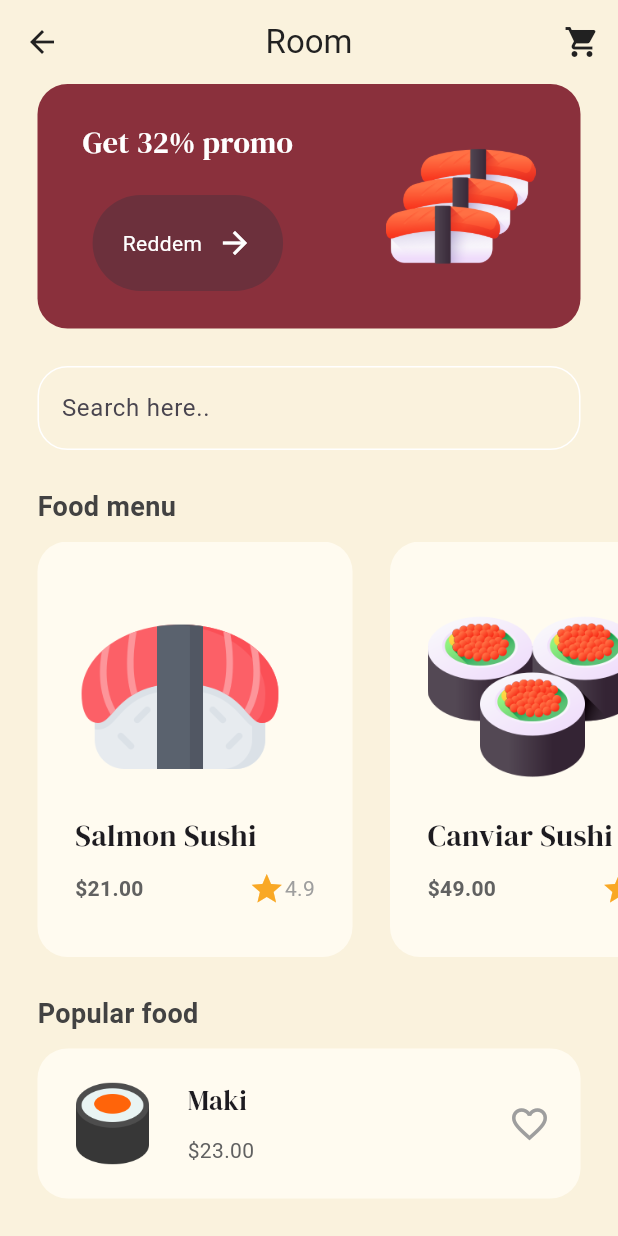
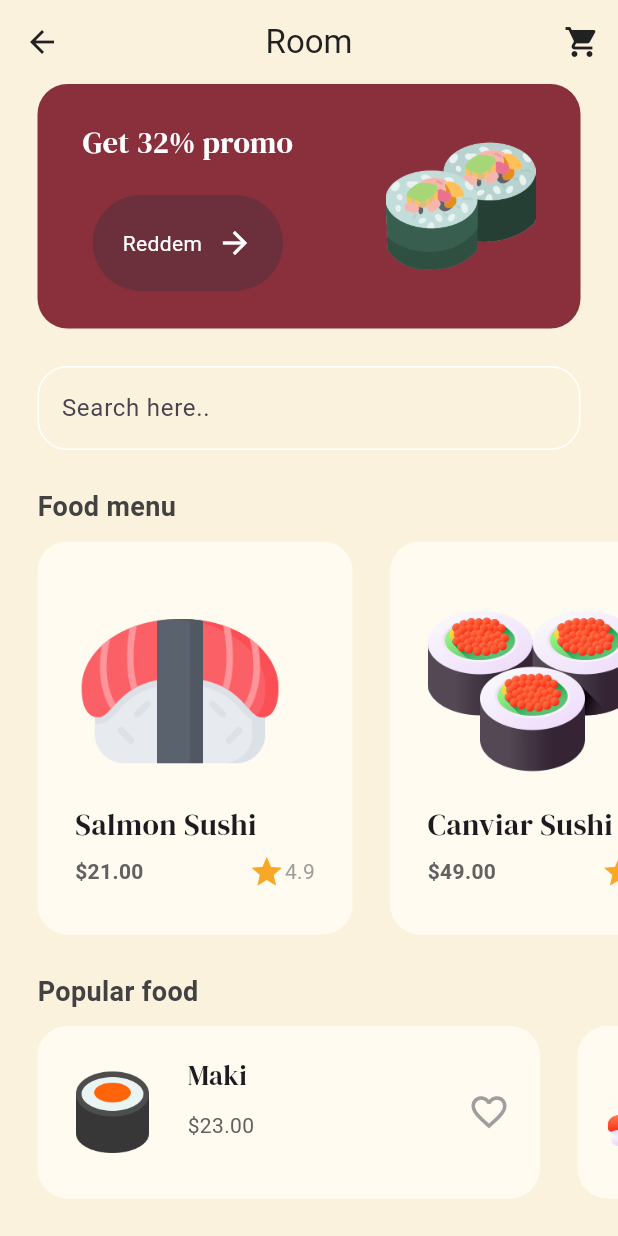
Before and after one commit to neketta300/sushi_shop, a Flutter app: the MenuPageWidget screen opened by its route, on a phone screen of 412 x 824 dp. Run offline on Flutter 3.47's test engine with Material 3 defaults, Android fonts, the phone set to English and light mode, and no system bars; our stand-ins replace firebase_auth, firebase_core, google_fonts; missing offline and left inert: dart:ffi; accounts and stored records are empty; network calls fail.

Commit message:
cursor selecter style + fix login bug + scroll popular food + promo food button add

```diff
--- a/lib/components/food_tile.dart
+++ b/lib/components/food_tile.dart
@@ -84,3 +84,81 @@ class FoodMenuTile extends StatelessWidget {
     );
   }
 }
+
+class PopularFoodTile extends StatelessWidget {
+  final Food food;
+  final void Function()? onTap;
+
+  const PopularFoodTile({
+    super.key,
+    required this.food,
+    required this.onTap,
+  });
+
+  @override
+  Widget build(BuildContext context) {
+    return Container(
+      constraints: const BoxConstraints(minWidth: 335),
+      decoration: BoxDecoration(
+        color: foodTileColor /*Colors.grey[100]*/,
+        borderRadius: BorderRadius.circular(20),
+      ),
+      margin: const EdgeInsets.only(left: 25, bottom: 25),
+      child: Material(
+        color: Colors.transparent,
+        child: InkWell(
+          onTap: onTap,
+          borderRadius: BorderRadius.circular(20),
+          child: Padding(
+            padding: const EdgeInsets.all(20),
+            child: Row(
+              mainAxisAlignment: MainAxisAlignment.spaceBetween,
+              children: [
+                // image
+                Row(
+                  children: [
+                    Image.asset(
+                      food.image,
+                      height: 60,
+                    ),
+
+                    const SizedBox(
+                      width: 20,
+                    ),
+                    // name and price
+                    Column(
+                      crossAxisAlignment: CrossAxisAlignment.start,
+                      children: [
+                        // name
+                        Text(
+                          food.name,
+                          style: GoogleFonts.dmSerifDisplay(fontSize: 18),
+                        ),
+                        const SizedBox(
+                          height: 10,
+                        ),
+
+                        // price
+                        Text(
+                          '\$' + food.price,
+                          style: TextStyle(
+                            color: Colors.grey[700],
+                          ),
+                        ),
+                      ],
+                    ),
+                  ],
+                ),
+                const Icon(
+                  Icons.favorite_outline,
+                  color: Colors.grey,
+                  size: 28,
+                )
+              ],
+            ),
+          ),
+        ),
+      ),
+    );
+  }
+}
--- a/lib/models/shop.dart
+++ b/lib/models/shop.dart
@@ -34,10 +34,13 @@ class Shop extends ChangeNotifier {
     ),
   ];
 
+  final Food _promoFood = Food(
+      name: 'Green Maki', price: '37.00', image: Images.twoMaki, rating: '4.1');
   // customer cart
   List<Food> _cart = [];
 
   //getter methods
+  Food get promoFood => _promoFood;
   List<Food> get foodMenu => _foodMenu;
   List<Food> get cart => _cart;
   List<Food> get popularFoodMenu => _popularFoodMenu;
--- a/lib/pages/menu_page.dart
+++ b/lib/pages/menu_page.dart
@@ -8,6 +8,8 @@ import 'package:sushi_shop/pages/food_details_page.dart';
 import 'package:sushi_shop/resources/resources.dart';
 import 'package:sushi_shop/theme/colors.dart';
 
+enum TypeMenu { foodMenu, popularFood, promoFood }
+
 class MenuPageWidget extends StatefulWidget {
   const MenuPageWidget({super.key});
 
@@ -17,11 +19,11 @@ class MenuPageWidget extends StatefulWidget {
 
 class _MenuPageWidgetState extends State<MenuPageWidget> {
   // navigate to food item details page
-  void navigateToFoodDetails(int index) {
+  void navigateToFoodDetails(int index, TypeMenu menu) {
     //get the shop and its menu
     final shop = context.read<Shop>();
+    if (menu == TypeMenu.foodMenu) {
       final foodMenu = shop.foodMenu;
-
       Navigator.push(
         context,
         MaterialPageRoute(
@@ -30,6 +32,27 @@ class _MenuPageWidgetState extends State<MenuPageWidget> {
           ),
         ),
       );
+    } else if (menu == TypeMenu.popularFood) {
+      final popularFoodMenu = shop.popularFoodMenu;
+      Navigator.push(
+        context,
+        MaterialPageRoute(
+          builder: (context) => FoodDetailsPage(
+            food: popularFoodMenu[index],
+          ),
+        ),
+      );
+    } else if (menu == TypeMenu.promoFood) {
+      final promoFood = shop.promoFood;
+      Navigator.push(
+        context,
+        MaterialPageRoute(
+          builder: (context) => FoodDetailsPage(
+            food: promoFood,
+          ),
+        ),
+      );
+    }
   }
 
   @override
@@ -37,6 +60,8 @@ class _MenuPageWidgetState extends State<MenuPageWidget> {
     //get the shop and its menu
     final shop = context.read<Shop>();
     final foodMenu = shop.foodMenu;
+    final popularFood = shop.popularFoodMenu;
+    final promoFood = shop.promoFood;
     return Scaffold(
       backgroundColor: backGroungColor /*Colors.grey[300]*/,
       appBar: AppBar(
@@ -52,7 +77,7 @@ class _MenuPageWidgetState extends State<MenuPageWidget> {
           'Room',
         ),
         actions: [
-          // cart button
+          // cart buttonx
           IconButton(
               onPressed: () {
                 Navigator.pushNamed(context, '/cartpage');
@@ -60,7 +85,9 @@ class _MenuPageWidgetState extends State<MenuPageWidget> {
               icon: const Icon(Icons.shopping_cart))
         ],
       ),
-      body: Column(crossAxisAlignment: CrossAxisAlignment.start, children: [
+      body: Column(
+        crossAxisAlignment: CrossAxisAlignment.start,
+        children: [
           // promo banner
           Container(
             margin: const EdgeInsets.symmetric(horizontal: 25),
@@ -82,11 +109,14 @@ class _MenuPageWidgetState extends State<MenuPageWidget> {
                       height: 20,
                     ),
                     // redeem button
-                  MyPrimaryButton(text: 'Reddem', onTap: () {}),
+                    MyPrimaryButton(
+                        text: 'Reddem',
+                        onTap: () =>
+                            navigateToFoodDetails(0, TypeMenu.promoFood)),
                   ],
                 ),
                 Image.asset(
-                Images.threePhiladelphmeiSushi,
+                  promoFood.image,
                   height: 100,
                 )
               ],
@@ -139,7 +169,7 @@ class _MenuPageWidgetState extends State<MenuPageWidget> {
               itemCount: foodMenu.length,
               itemBuilder: (context, index) => FoodMenuTile(
                 food: foodMenu[index],
-              onTap: () => navigateToFoodDetails(index),
+                onTap: () => navigateToFoodDetails(index, TypeMenu.foodMenu),
               ),
             ),
           ),
@@ -165,60 +195,78 @@ class _MenuPageWidgetState extends State<MenuPageWidget> {
             height: 10,
           ),
 
-        Container(
-          decoration: BoxDecoration(
-            color: foodTileColor /*Colors.grey[100]*/,
-            borderRadius: BorderRadius.circular(20),
-          ),
-          margin: const EdgeInsets.only(left: 25, right: 25, bottom: 25),
-          padding: const EdgeInsets.all(20),
+          SizedBox(
+            height:
+                140, // Высота, достаточная для размещения каждого PopularFoodTile
+            child: SingleChildScrollView(
+              scrollDirection: Axis.horizontal,
               child: Row(
-            mainAxisAlignment: MainAxisAlignment.spaceBetween,
-            children: [
-              // image
-              Row(
-                children: [
-                  Image.asset(
-                    Images.maki,
-                    height: 60,
-                  ),
-
-                  const SizedBox(
-                    width: 20,
-                  ),
-                  // name and price
-                  Column(
-                    crossAxisAlignment: CrossAxisAlignment.start,
-                    children: [
-                      // name
-                      Text(
-                        "Maki",
-                        style: GoogleFonts.dmSerifDisplay(fontSize: 18),
-                      ),
-                      const SizedBox(
-                        height: 10,
-                      ),
-
-                      // price
-                      Text(
-                        '\$23.00',
-                        style: TextStyle(
-                          color: Colors.grey[700],
+                children: popularFood.map((food) {
+                  return PopularFoodTile(
+                    food: food,
+                    onTap: () => navigateToFoodDetails(
+                        popularFood.indexOf(food), TypeMenu.popularFood),
+                  );
+                }).toList(),
               ),
             ),
+          )
+
+          // Container(
+          //   decoration: BoxDecoration(
+          //     color: foodTileColor /*Colors.grey[100]*/,
+          //     borderRadius: BorderRadius.circular(20),
+          //   ),
+          //   margin: const EdgeInsets.only(left: 25, right: 25, bottom: 25),
+          //   padding: const EdgeInsets.all(20),
+          //   child: Row(
+          //     mainAxisAlignment: MainAxisAlignment.spaceBetween,
+          //     children: [
+          //       // image
+          //       Row(
+          //         children: [
+          //           Image.asset(
+          //             Images.maki,
+          //             height: 60,
+          //           ),
+
+          //           const SizedBox(
+          //             width: 20,
+          //           ),
+          //           // name and price
+          //           Column(
+          //             crossAxisAlignment: CrossAxisAlignment.start,
+          //             children: [
+          //               // name
+          //               Text(
+          //                 "Maki",
+          //                 style: GoogleFonts.dmSerifDisplay(fontSize: 18),
+          //               ),
+          //               const SizedBox(
+          //                 height: 10,
+          //               ),
+
+          //               // price
+          //               Text(
+          //                 '\$23.00',
+          //                 style: TextStyle(
+          //                   color: Colors.grey[700],
+          //                 ),
+          //               ),
+          //             ],
+          //           ),
+          //         ],
+          //       ),
+          //       const Icon(
+          //         Icons.favorite_outline,
+          //         color: Colors.grey,
+          //         size: 28,
+          //       )
+          //     ],
+          //   ),
+          // )
         ],
       ),
-                ],
-              ),
-              const Icon(
-                Icons.favorite_outline,
-                color: Colors.grey,
-                size: 28,
-              )
-            ],
-          ),
-        )
-      ]),
     );
   }
 }
--- a/lib/pages/register_page.dart
+++ b/lib/pages/register_page.dart
@@ -27,8 +27,10 @@ class _RegisterPageState extends State<RegisterPage> {
     // show loadging circle
     showDialog(
       context: context,
-      builder: (context) => const Center(
-        child: CircularProgressIndicator(),
+      builder: (context) => Center(
+        child: CircularProgressIndicator(
+          color: primaryColor,
+        ),
       ),
     );
     final password = passwordController.text;
```
Also changed, not shown: lib/helper/helper_function.dart (+8 -1 lines), lib/main.dart (+7 -0 lines), lib/pages/login_page.dart (+21 -9 lines). Lines whose indentation alone changed are shown as unchanged.
